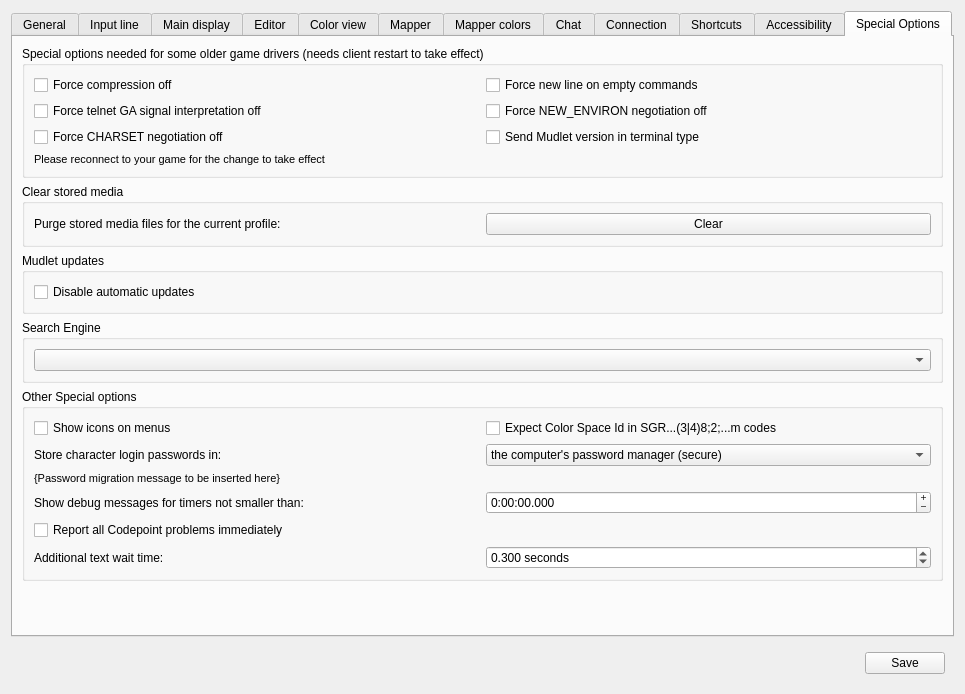
First picture: the form in src/ui/profile_preferences.ui, repository ThalynLabs/Mudlet, before the edit.
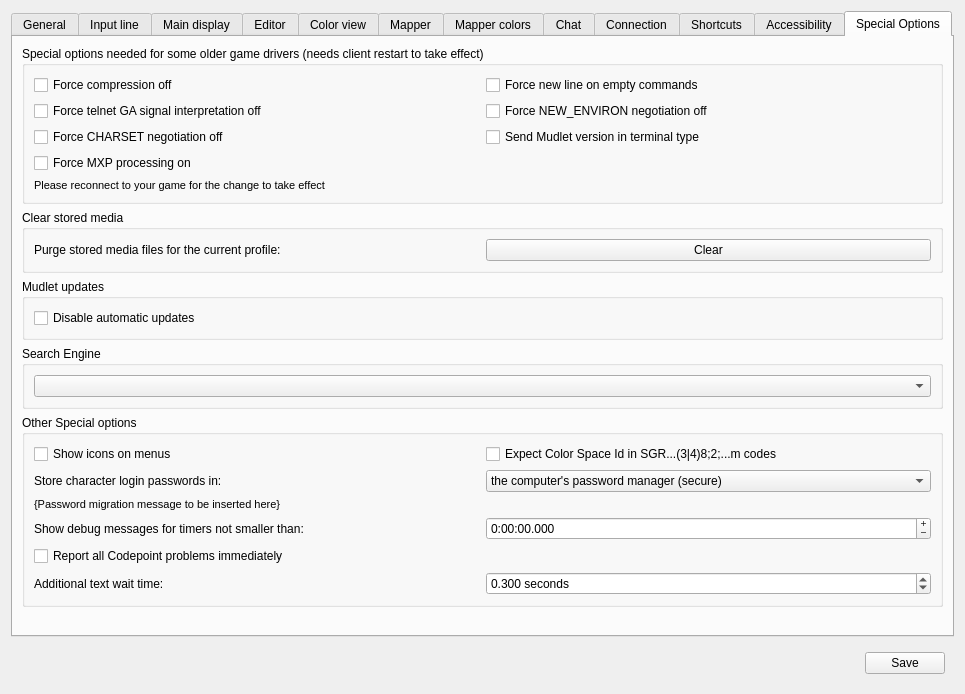
Second picture: the form after the edit. The open tabs and pages were chosen to show the change. Icons and pictures are not drawn. Custom widgets are drawn as their Qt base class.

Patch:
```diff
--- a/src/ui/profile_preferences.ui
+++ b/src/ui/profile_preferences.ui
@@ -4008,6 +4008,16 @@
             </property>
            </widget>
           </item>
+          <item row="3" column="0">
+           <widget class="QCheckBox" name="checkBox_mForceMXPProcessorOn">
+            <property name="toolTip">
+             <string>&lt;p&gt;Some servers do not negotiate Mud eXtension Protocol (MXP). When checked, this preference forces the MXP processor to be enabled. Note: To disable MXP entirely, leave this unchecked and also uncheck MXP in Choose protocols section of the General tab in Settings.&lt;/p&gt;</string>
+            </property>
+            <property name="text">
+             <string>Force MXP processing on</string>
+            </property>
+           </widget>
+          </item>
           <item row="4" column="0" colspan="2">
            <widget class="QLabel" name="need_reconnect_for_specialoption">
             <property name="enabled">
```
Left out of the diff: 1 changed line with no effect on the pictures.
